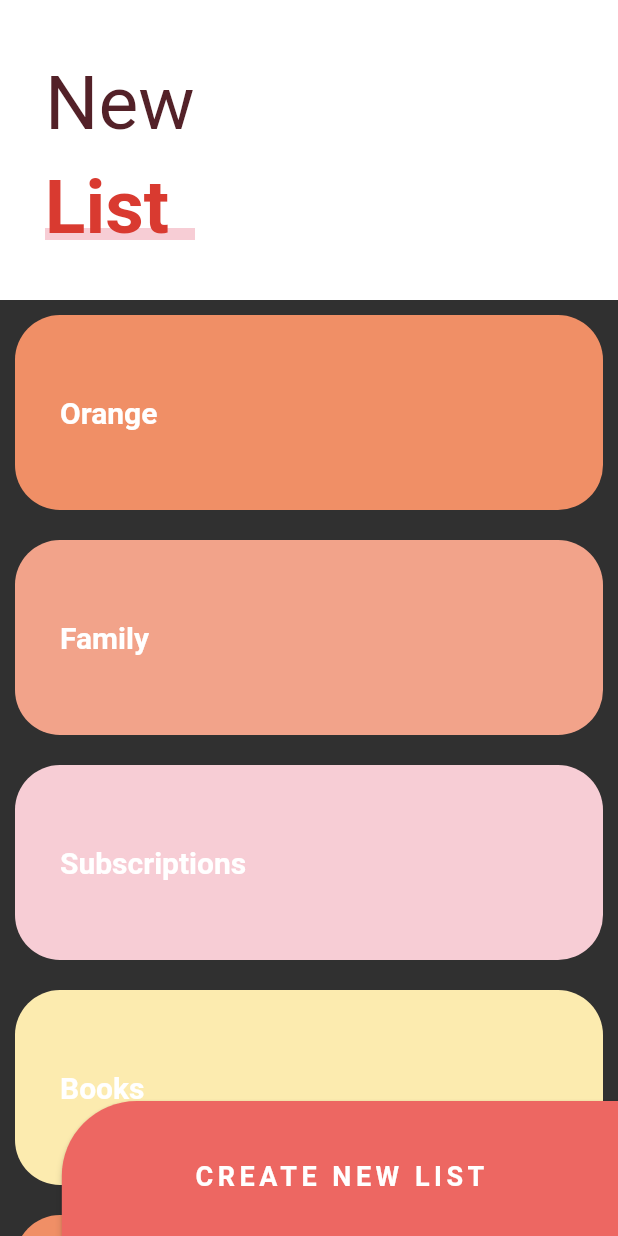
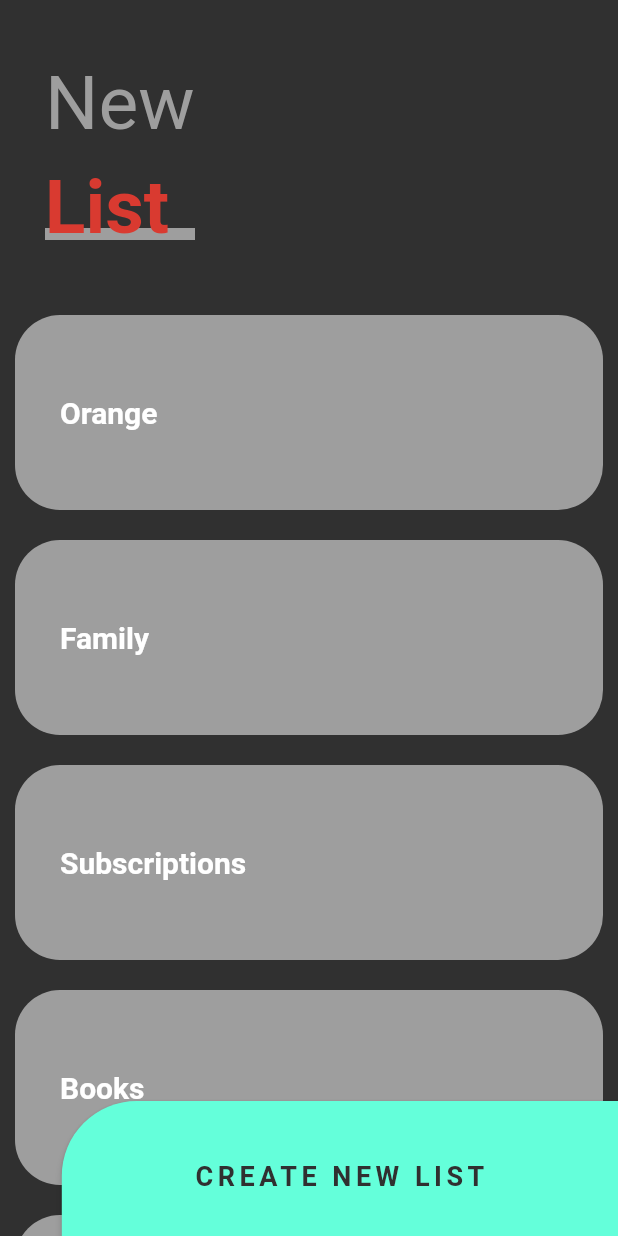
Before and after one commit to irwinet/app_flutter_custom_painter, a Flutter app: the SliderListPage screen opened directly, on a phone screen of 412 x 824 dp. Run offline on Flutter 3.47's test engine with Material 2 defaults, Android fonts, the phone set to English and light mode, and no system bars; our stand-ins replace animate_do, flutter_svg, font_awesome_flutter.

Commit message:
Create custom theme

```diff
--- a/lib/pages/slider_list_page.dart
+++ b/lib/pages/slider_list_page.dart
@@ -1,4 +1,7 @@
 import 'package:flutter/material.dart';
+import 'package:provider/provider.dart';
+
+import '../theme/theme.dart';
 
 
 class SliderListPage extends StatelessWidget {
@@ -32,12 +35,13 @@
 
   @override
   Widget build(BuildContext context) {
+    final appTheme = Provider.of<ThemeChanger>(context);
     final size = MediaQuery.of(context).size;
     return ButtonTheme(
       minWidth: size.width * 0.9,
       height: 100,
       child: MaterialButton(
-        color: Color(0xffED6762),
+        color: (appTheme.darkTheme) ? appTheme.currentTheme.colorScheme.secondary : Color(0xffED6762),
         shape: RoundedRectangleBorder(
           borderRadius: BorderRadius.only(topLeft: Radius.circular(50))
         ),
@@ -45,7 +49,7 @@
         child: Text(
           'CREATE NEW LIST',
           style: TextStyle(
-            color: Colors.white,
+            color: appTheme.currentTheme.scaffoldBackgroundColor, //Colors.white,
             fontSize: 18,
             fontWeight: FontWeight.bold,
             letterSpacing: 3
@@ -79,6 +83,7 @@
 
   @override
   Widget build(BuildContext context) {
+    final appTheme = Provider.of<ThemeChanger>(context).currentTheme;
     return CustomScrollView(
       slivers: [
         // SliverAppBar(
@@ -95,7 +100,7 @@
             maxheight: 200,
             child: Container(
               alignment: Alignment.centerLeft,
-              color: Colors.white,
+              color: appTheme.scaffoldBackgroundColor, //Colors.white,
               child: _Titulo()
             )
           )
@@ -153,12 +158,19 @@
 
   @override
   Widget build(BuildContext context) {
+    final appTheme = Provider.of<ThemeChanger>(context);
+
     return Column(
       children: [
         SizedBox(height: 30,),
         Container(
           margin: EdgeInsets.symmetric(horizontal: 30, vertical: 10),
-          child: Text('New', style: TextStyle(color: Color(0xff532128), fontSize: 50),),
+          child: Text('New',
+            style: TextStyle(
+              color: (appTheme.darkTheme) ? Colors.grey : Color.fromARGB(255, 252, 129, 145),
+              fontSize: 50
+            ),
+          ),
         ),
         Stack(
           children: [
@@ -168,11 +180,17 @@
               child: Container(
                 width: 150,
                 height: 8,
-                color: Color(0XffF7CDD5),
+                color: (appTheme.darkTheme) ? Colors.grey : Color(0XffF7CDD5),
               ),
             ),
             Container(
-              child: Text('List', style: TextStyle(color: Color(0xffD93A30), fontSize: 50, fontWeight: FontWeight.bold),),
+              child: Text('List',
+                style: TextStyle(
+                  color: Color(0xffD93A30),
+                  fontSize: 50,
+                  fontWeight: FontWeight.bold
+                ),
+              ),
             ),
 
           ],
@@ -214,15 +232,23 @@
 
   @override
   Widget build(BuildContext context) {
+    final appTheme = Provider.of<ThemeChanger>(context);
     return Container(
       height: 130,
       alignment: Alignment.centerLeft,
-      child: Text(this.titulo, style: TextStyle(color: Colors.white, fontWeight: FontWeight.bold, fontSize: 20),),
+      child: Text(
+        this.titulo,
+        style: TextStyle(
+          color: Colors.white,
+          fontWeight: FontWeight.bold,
+          fontSize: 20
+        ),
+      ),
       // width: 100,
       padding: EdgeInsets.all(30),
       margin: EdgeInsets.all(10),
       decoration: BoxDecoration(
-        color: this.color,
+        color: (appTheme.darkTheme) ? Colors.grey : this.color,
         borderRadius: BorderRadius.circular(30)
       ),
     );
--- a/lib/theme/theme.dart
+++ b/lib/theme/theme.dart
@@ -50,7 +50,14 @@
     _customTheme = value;
     _darkTheme = false;
     if(value){
-      _currentTheme = ThemeData.light();
+      _currentTheme = ThemeData.dark().copyWith(
+        colorScheme: ThemeData.dark().colorScheme.copyWith(secondary: Colors.yellow),
+        primaryColorLight: Colors.white,
+        scaffoldBackgroundColor: Color(0xff16202B),
+        textTheme: TextTheme(
+          bodyMedium: TextStyle(color: Colors.white)
+        )
+      );
     }
     else {
       _currentTheme = ThemeData.light();
```
